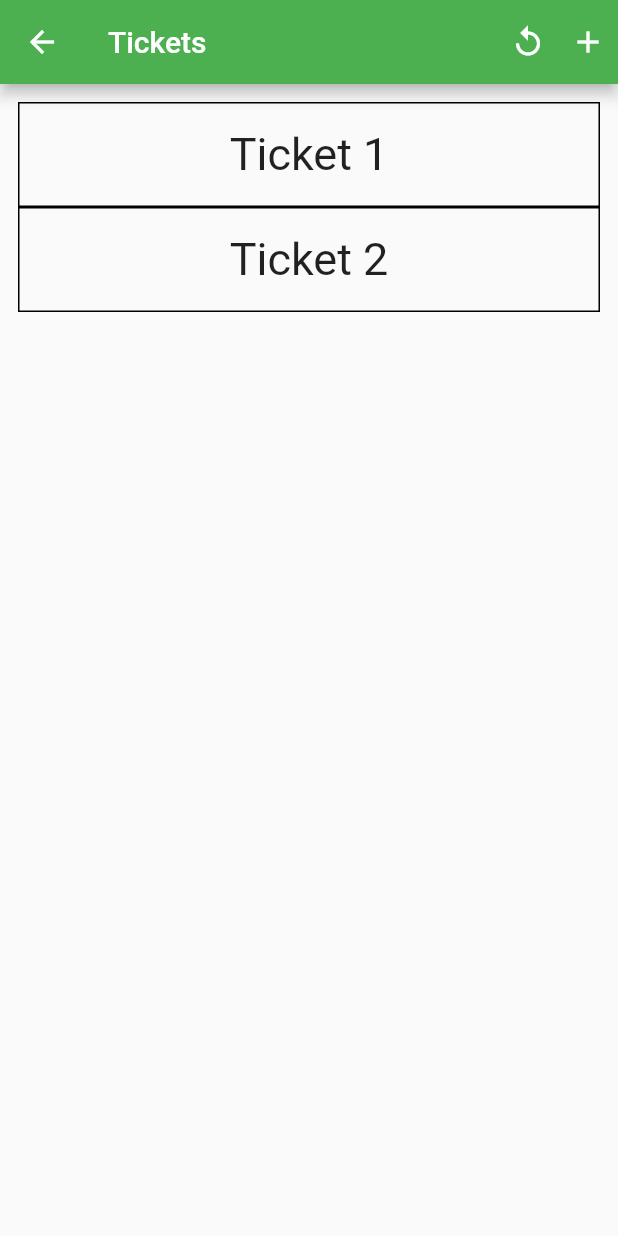
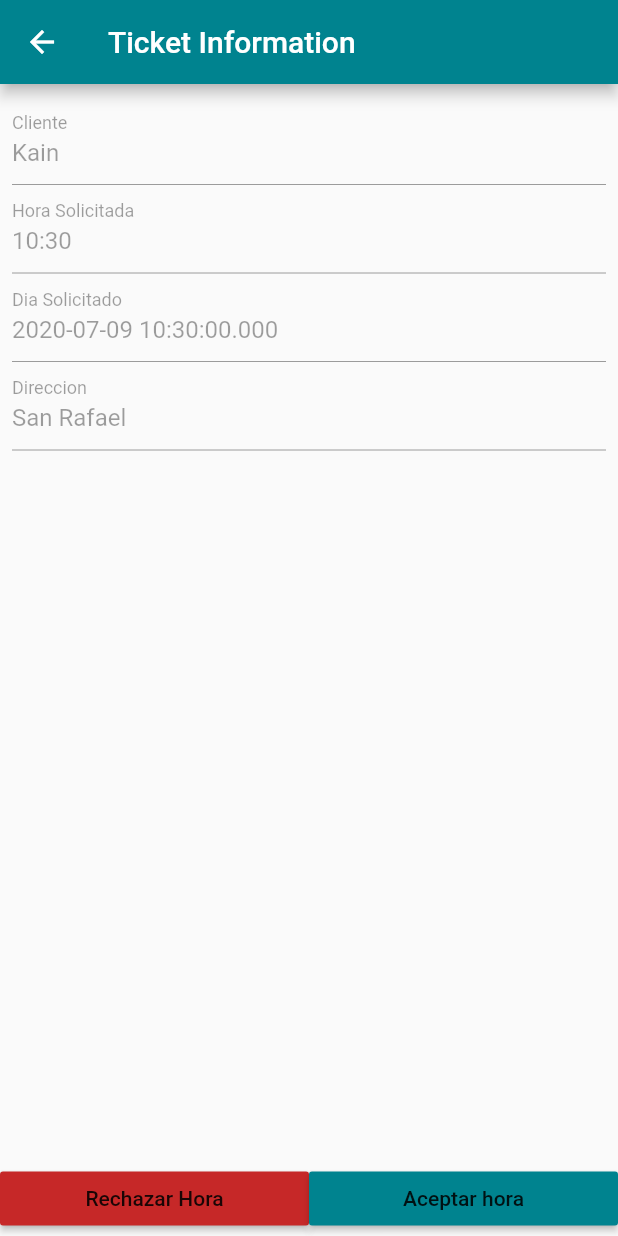
Before and after one commit to Thitsugaya1/tecnologiasMoviles, a Flutter app: the AdminMainpage screen opened directly, after a tap on "Ticket 1", on a phone screen of 412 x 824 dp. Run offline on Flutter 3.47's test engine with Material 2 defaults, Android fonts, the phone set to English and light mode, and no system bars; our stand-ins replace geolocator; accounts and stored records are empty; project files that could hold a hidden picture were left out.

Commit message:
Detalle Ticket Admin

```diff
--- a/flutterApp/lib/MyApp.dart
+++ b/flutterApp/lib/MyApp.dart
@@ -12,8 +12,10 @@ class MyApp extends StatelessWidget {
     return MaterialApp(
       title: 'TicketApp',
       theme: ThemeData(
-        primarySwatch: Colors.green,
+        primarySwatch: Colors.cyan,
+        primaryColor: Colors.cyan[800]
       ),
+      darkTheme: ThemeData.dark(),
       initialRoute: '/',
       onGenerateRoute: _routeGenerator.generateRoute,
     );
--- a/flutterApp/lib/ui/admin/adminTicketList.dart
+++ b/flutterApp/lib/ui/admin/adminTicketList.dart
@@ -1,6 +1,7 @@
 import 'package:flutter/material.dart';
 import 'package:ticketapp/data/gpsLocation.dart';
 import 'package:ticketapp/data/ticket.dart';
+import 'package:ticketapp/ui/common/detalleTicket.dart';
 
 class AdminTicketListPage extends StatelessWidget {
   const AdminTicketListPage({Key key}) : super(key: key);
@@ -76,6 +77,7 @@ class _AdminTicketListState extends State<AdminTicketList> {
       ),
       onTap: () {
         print(t.id.toString());
+        Navigator.push(context, MaterialPageRoute(builder: (context) => TicketPage(t)));
       },
     );
   }
--- /dev/null
+++ b/flutterApp/lib/ui/common/detalleTicket.dart
@@ -0,0 +1,119 @@
+import 'package:flutter/material.dart';
+import 'package:ticketapp/data/ticket.dart';
+
+class TicketPage extends StatelessWidget {
+  final Ticket t;
+  const TicketPage(this.t, {Key key}) : super(key: key);
+
+  @override
+  Widget build(BuildContext context) {
+    return Scaffold(
+      appBar: AppBar(
+        title: Text("Ticket Information")
+      ),
+      body: Center(
+        child: DetalleTicket(t)
+      )
+    );
+  }
+}
+
+class DetalleTicket extends StatefulWidget {
+  final Ticket t;
+  DetalleTicket(this.t, {Key key}) : super(key: key);
+
+  @override
+  _DetalleTicketState createState() => _DetalleTicketState(t);
+}
+
+class _DetalleTicketState extends State<DetalleTicket> {
+  final Ticket t;
+  final clienteTextController = TextEditingController();
+  final horaController = TextEditingController();
+  final fechaController = TextEditingController();
+  final direccionController = TextEditingController();
+
+  _DetalleTicketState(this.t){
+    this.clienteTextController.value = this.clienteTextController.value.copyWith(text: t.user);
+    horaController.value = horaController.value.copyWith(text: t.dateTime.hour.toString() + ":" + t.dateTime.minute.toString());
+    fechaController.value = fechaController.value.copyWith(text: t.dateTime.toString());
+    direccionController.value = direccionController.value.copyWith(text: t.direccion.direccion);
+  }
+
+  @override
+  Widget build(BuildContext context) {
+    return Container(
+       child: Column(
+         children: <Widget>[
+           Expanded(child: SingleChildScrollView(child: form())),
+           bottomRow()
+         ]
+       ),
+    );
+  }
+
+  Widget form(){
+    return Container(
+      padding: EdgeInsets.all(8),
+      child: Column(
+        children: <Widget>[
+          TextFormField(
+            decoration: InputDecoration(
+              labelText: 'Cliente'
+            ),
+            enabled: false,
+            controller: clienteTextController,
+          ),
+          TextFormField(
+            decoration: InputDecoration(
+              labelText: 'Hora Solicitada',
+            ),
+            enabled: false,
+            controller: horaController,
+          ),
+          TextFormField(
+            decoration: InputDecoration(
+              labelText: 'Dia Solicitado',
+              enabled: false,
+            ),
+            enabled: false,
+            controller: fechaController,
+          ),
+          TextFormField(
+            decoration: InputDecoration(
+              labelText: 'Direccion',
+              enabled: false,
+            ),
+            enabled: false,
+            controller: direccionController,
+          )
+        ],
+      )
+    );
+  }
+
+  Widget bottomRow(){
+    return Container(
+      height: 50,
+      child: Row(
+        children: [
+          Expanded(
+            child: RaisedButton(
+              onPressed: () {},
+              color: Colors.red[800],
+              child: Text("Rechazar Hora"),
+            )
+          ),
+          Expanded(
+            child: RaisedButton(
+              onPressed: (){},
+              color: Colors.cyan[800],
+              child: Text('Aceptar hora')
+            )
+          )
+        ],
+      )
+      );
+  }
+
+}
```
